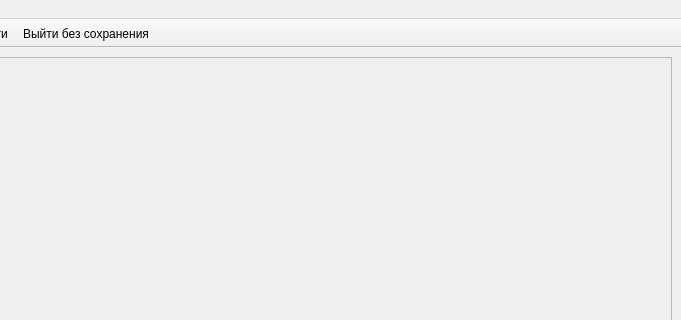
First picture: the form in EssForms/HypotesisEditForm.ui, repository VladisGol/platon-accs, before the edit; both pictures show x 119 to 800 and y 0 to 320 of the 800 by 600 pixel window.
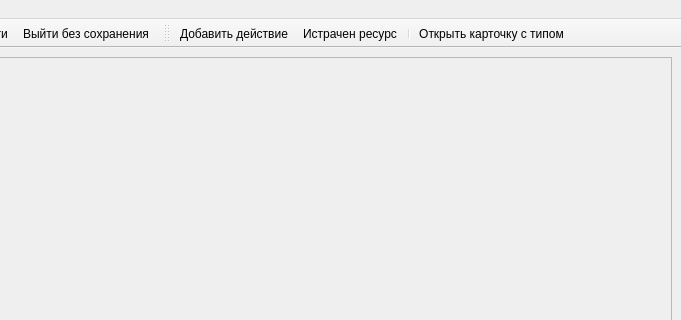
Second picture: the form after the edit. Icons and pictures are not drawn.

The edit to the form file:
```diff
--- a/EssForms/HypotesisEditForm.ui
+++ b/EssForms/HypotesisEditForm.ui
@@ -76,6 +76,21 @@
    <addaction name="action_saveNexit" />
    <addaction name="action_Cancel" />
   </widget>
+  <widget class="QToolBar" name="toolBar_2" >
+   <property name="windowTitle" >
+    <string>toolBar_2</string>
+   </property>
+   <attribute name="toolBarArea" >
+    <enum>TopToolBarArea</enum>
+   </attribute>
+   <attribute name="toolBarBreak" >
+    <bool>false</bool>
+   </attribute>
+   <addaction name="action_AddAction" />
+   <addaction name="action_WriteOffRes" />
+   <addaction name="separator" />
+   <addaction name="action_OpenType" />
+  </widget>
   <action name="action_saveNexit" >
    <property name="icon" >
     <iconset resource="../images/resources.qrc" >
@@ -94,6 +109,33 @@
     <string>Выйти без сохранения</string>
    </property>
   </action>
+  <action name="action_AddAction" >
+   <property name="icon" >
+    <iconset resource="../images/resources.qrc" >
+     <normaloff>:/PICS/add_action.png</normaloff>:/PICS/add_action.png</iconset>
+   </property>
+   <property name="text" >
+    <string>Добавить действие</string>
+   </property>
+  </action>
+  <action name="action_WriteOffRes" >
+   <property name="icon" >
+    <iconset resource="../images/resources.qrc" >
+     <normaloff>:/PICS/add_resourse.png</normaloff>:/PICS/add_resourse.png</iconset>
+   </property>
+   <property name="text" >
+    <string>Истрачен ресурс</string>
+   </property>
+  </action>
+  <action name="action_OpenType" >
+   <property name="icon" >
+    <iconset resource="../images/resources.qrc" >
+     <normaloff>:/PICS/konstr.png</normaloff>:/PICS/konstr.png</iconset>
+   </property>
+   <property name="text" >
+    <string>Открыть карточку с типом</string>
+   </property>
+  </action>
  </widget>
  <resources>
   <include location="../images/resources.qrc" />
```
Left out of the diff: 10 changed lines with no effect on the pictures.
